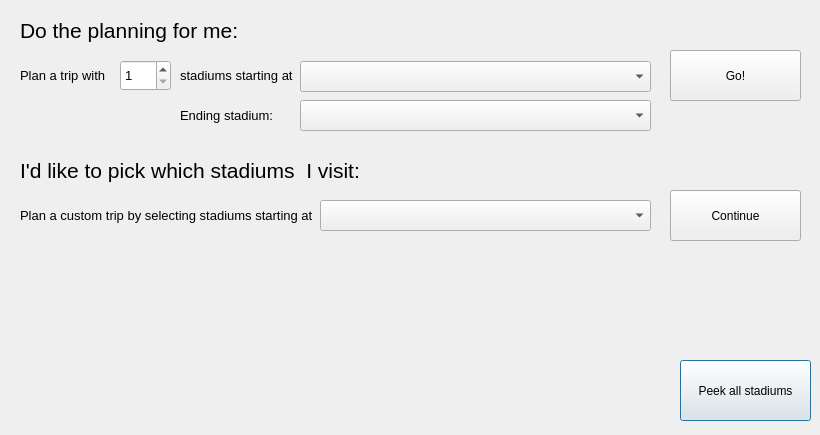
First picture: the form in BaseballTour/tripplan.ui, repository awiswasi/WhoIsYourDatabase, before the edit.
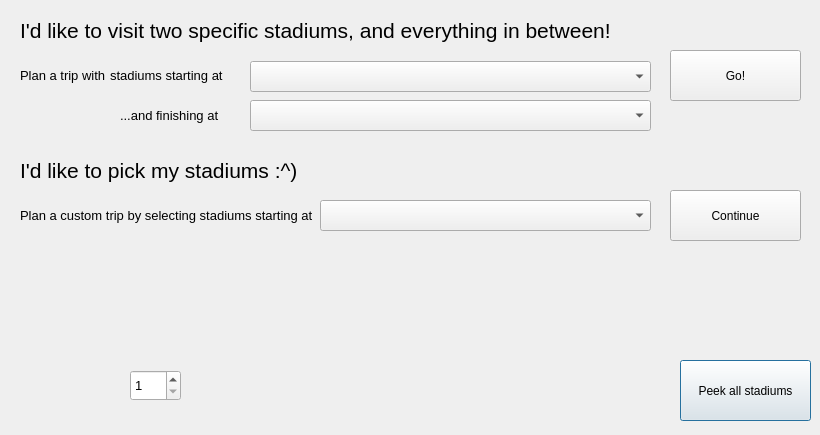
Second picture: the form after the edit.

Diff of the .ui file:
```diff
--- a/BaseballTour/tripplan.ui
+++ b/BaseballTour/tripplan.ui
@@ -30,10 +30,13 @@
    </property>
   </widget>
   <widget class="QSpinBox" name="spin_numColleges">
+   <property name="enabled">
+    <bool>true</bool>
+   </property>
    <property name="geometry">
     <rect>
-     <x>120</x>
-     <y>60</y>
+     <x>130</x>
+     <y>370</y>
      <width>51</width>
      <height>31</height>
     </rect>
@@ -52,7 +55,7 @@
     <rect>
      <x>20</x>
      <y>10</y>
-     <width>291</width>
+     <width>621</width>
      <height>41</height>
     </rect>
    </property>
@@ -62,7 +65,7 @@
     </font>
    </property>
    <property name="text">
-    <string>Do the planning for me:</string>
+    <string>I'd like to visit two specific stadiums, and everything in between!</string>
    </property>
   </widget>
   <widget class="QLabel" name="label_planTrip1">
@@ -86,7 +89,7 @@
   <widget class="QLabel" name="label_planTrip2">
    <property name="geometry">
     <rect>
-     <x>180</x>
+     <x>110</x>
      <y>60</y>
      <width>141</width>
      <height>31</height>
@@ -104,9 +107,9 @@
   <widget class="QComboBox" name="dropdown_CollegeList">
    <property name="geometry">
     <rect>
-     <x>300</x>
+     <x>250</x>
      <y>61</y>
-     <width>351</width>
+     <width>401</width>
      <height>31</height>
     </rect>
    </property>
@@ -180,7 +183,7 @@
     <rect>
      <x>20</x>
      <y>150</y>
-     <width>361</width>
+     <width>381</width>
      <height>41</height>
     </rect>
    </property>
@@ -190,15 +193,15 @@
     </font>
    </property>
    <property name="text">
-    <string>I'd like to pick which stadiums  I visit:</string>
+    <string>I'd like to pick my stadiums :^)</string>
    </property>
   </widget>
   <widget class="QComboBox" name="dropdown_endStadium">
    <property name="geometry">
     <rect>
-     <x>300</x>
+     <x>250</x>
      <y>100</y>
-     <width>351</width>
+     <width>401</width>
      <height>31</height>
     </rect>
    </property>
@@ -211,7 +214,7 @@
   <widget class="QLabel" name="label_planTrip2_2">
    <property name="geometry">
     <rect>
-     <x>180</x>
+     <x>120</x>
      <y>100</y>
      <width>141</width>
      <height>31</height>
@@ -223,7 +226,7 @@
     </font>
    </property>
    <property name="text">
-    <string>Ending stadium:</string>
+    <string>...and finishing at</string>
    </property>
   </widget>
  </widget>
```
